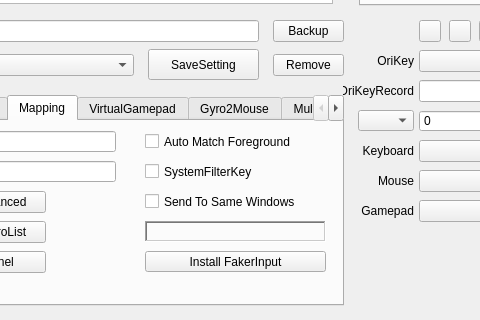
Old version of the form QKeyMapper/qkeymapper.ui in the repository Zalafina/QKeyMapper; both pictures show x 167 to 647 and y 350 to 670 of the 1070 by 670 pixel window.
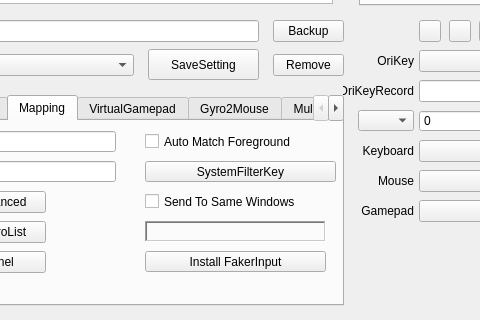
New version of the form. Custom widgets are drawn as their Qt base class.

Commit message: Add DisableFilterKeyClickSound checkbox.

The edit to the form file:
```diff
--- a/QKeyMapper/qkeymapper.ui
+++ b/QKeyMapper/qkeymapper.ui
@@ -1120,7 +1120,7 @@
       </rect>
      </property>
     </widget>
-    <widget class="QCheckBox" name="enableSystemFilterKeyCheckBox">
+    <widget class="QPushButton" name="enableSystemFilterKeyButton">
      <property name="geometry">
       <rect>
        <x>290</x>
@@ -1135,6 +1135,9 @@
      <property name="text">
       <string>SystemFilterKey</string>
      </property>
+     <property name="autoDefault">
+      <bool>false</bool>
+     </property>
     </widget>
     <widget class="QPushButton" name="mappingAdvancedSettingButton">
      <property name="geometry">
```
The commit also changes 9 other files.
